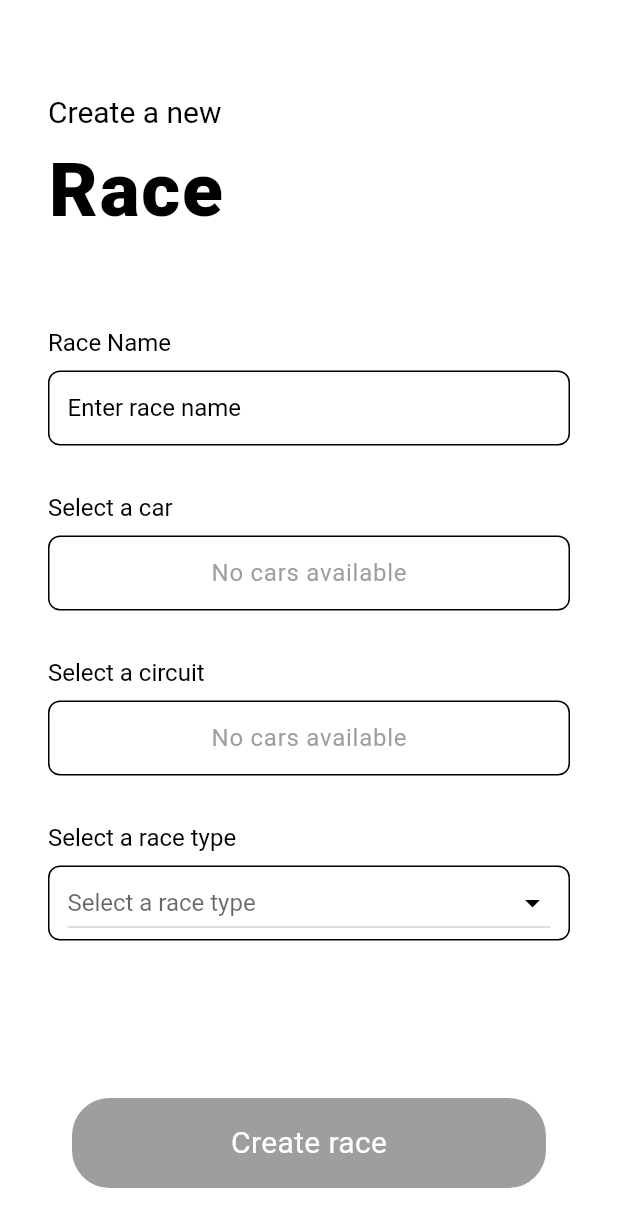
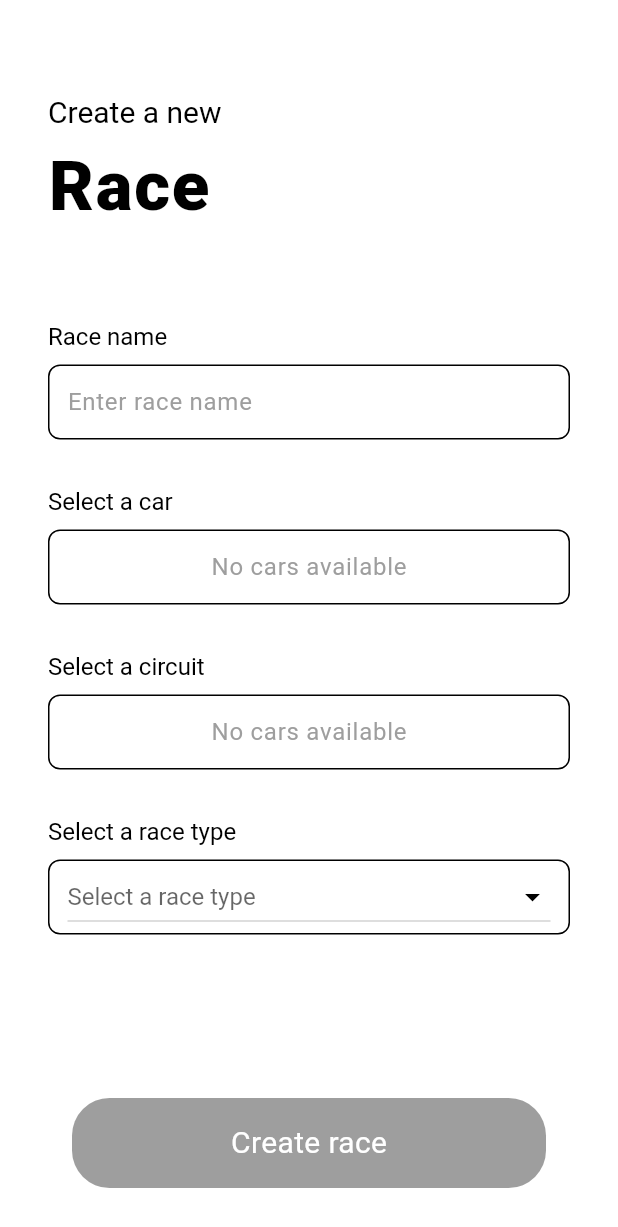
Before and after one commit to filippefrulli/circuito, a Flutter app: the screen it shows after launch, after a tap on "English", after a tap on "done", after a tap on "Start a new race", on a phone screen of 412 x 824 dp. Shown: the top 1227 px of the screen. Run offline on Flutter 3.47's test engine with Material 3 defaults, Android fonts, the phone set to English and light mode, and no system bars; drawn by our look-alikes of auto_size_text, delayed_display, oktoast; our stand-ins replace easy_localization, numberpicker, share_plus, shared_preferences, sqflite; accounts and stored records are empty; Roboto replaces fonts that are missing (Raleway).

Commit message:
Added clock and tabs

```diff
--- a/lib/main.dart
+++ b/lib/main.dart
@@ -73,7 +73,7 @@ class MyApp extends StatelessWidget {
           textTheme: const TextTheme(
             // BLACK COLOR
             displayLarge: TextStyle(
-              fontSize: 50.0,
+              fontSize: 46.0,
               color: Colors.black,
               fontWeight: FontWeight.w800,
               letterSpacing: 1.2,
--- a/lib/objects/race.dart
+++ b/lib/objects/race.dart
@@ -44,8 +44,8 @@ class Race {
 }
 
 enum RaceType {
-  timed(1, 'Time Trial'),
-  laps(2, 'Lap Race');
+  timed(1, 'time_trial'),
+  laps(2, 'lap_race');
 
   final int id;
   final String display;
--- /dev/null
+++ b/lib/pages/clock_page.dart
@@ -0,0 +1,172 @@
+import 'dart:async';
+
+import 'package:flutter/material.dart';
+import 'package:numberpicker/numberpicker.dart';
+
+class ClockPage extends StatefulWidget {
+  const ClockPage({super.key});
+
+  @override
+  State<ClockPage> createState() => _ClockPageState();
+}
+
+class _ClockPageState extends State<ClockPage> {
+  int _hours = 0;
+  int _minutes = 0;
+  int _seconds = 0;
+  bool _isRunning = false;
+  Timer? _timer;
+
+  @override
+  void initState() {
+    super.initState();
+    if (!_isRunning) {
+      final now = DateTime.now();
+      setState(() {
+        _hours = now.hour;
+        _minutes = now.minute;
+        _seconds = now.second;
+      });
+    }
+  }
+
+  @override
+  Widget build(BuildContext context) {
+    final colors = Theme.of(context).colorScheme;
+    return Scaffold(
+      body: Padding(
+        padding: const EdgeInsets.symmetric(horizontal: 32),
+        child: Column(
+          mainAxisAlignment: MainAxisAlignment.center,
+          children: [
+            Expanded(child: Container()),
+            clockWidget(colors),
+            Expanded(child: Container()),
+            startButton(colors),
+            const SizedBox(height: 32),
+          ],
+        ),
+      ),
+    );
+  }
+
+  Widget clockWidget(ColorScheme colors) {
+    return Container(
+      padding: const EdgeInsets.all(32),
+      decoration: BoxDecoration(
+        border: Border.all(color: colors.primary, width: 2),
+        borderRadius: BorderRadius.circular(16),
+      ),
+      child: Row(
+        mainAxisAlignment: MainAxisAlignment.center,
+        children: [
+          _timeUnit(colors, _hours, 23, _isRunning ? null : (val) => setState(() => _hours = val), 'hrs'),
+          const SizedBox(width: 8),
+          Text(':', style: TextStyle(color: colors.primary, fontSize: 24)),
+          const SizedBox(width: 8),
+          _timeUnit(colors, _minutes, 59, _isRunning ? null : (val) => setState(() => _minutes = val), 'min'),
+          const SizedBox(width: 8),
+          Text(':', style: TextStyle(color: colors.primary, fontSize: 24)),
+          const SizedBox(width: 8),
+          _timeUnit(colors, _seconds, 59, _isRunning ? null : (val) => setState(() => _seconds = val), 'sec'),
+        ],
+      ),
+    );
+  }
+
+  Widget startButton(ColorScheme colors) {
+    return Row(
+      mainAxisAlignment: MainAxisAlignment.center,
+      children: [
+        Container(
+          height: 60,
+          width: 160,
+          decoration: BoxDecoration(
+            color: _isRunning ? colors.error : colors.primary,
+            borderRadius: BorderRadius.circular(25),
+          ),
+          child: TextButton(
+            onPressed: () {
+              setState(() {
+                _isRunning = !_isRunning;
+                if (_isRunning) {
+                  _startTimer();
+                } else {
+                  _stopTimer();
+                }
+              });
+            },
+            child: Text(
+              _isRunning ? 'Stop' : 'Start',
+              style: TextStyle(color: colors.onPrimary),
+            ),
+          ),
+        ),
+      ],
+    );
+  }
+
+  void _startTimer() {
+    _timer = Timer.periodic(const Duration(seconds: 1), (timer) {
+      setState(
+        () {
+          _seconds++;
+          if (_seconds >= 60) {
+            _seconds = 0;
+            _minutes++;
+            if (_minutes >= 60) {
+              _minutes = 0;
+              _hours++;
+              if (_hours >= 24) {
+                _hours = 0;
+              }
+            }
+          }
+        },
+      );
+    });
+  }
+
+  void _stopTimer() {
+    _timer?.cancel();
+    setState(() {
+      _isRunning = false;
+    });
+  }
+
+  Widget _timeUnit(ColorScheme colors, int value, int maxValue, ValueChanged<int>? onChanged, String label) {
+    return Column(
+      children: [
+        SizedBox(
+          width: 60, // Fixed width container
+          child: NumberPicker(
+            value: value,
+            minValue: 0,
+            maxValue: maxValue,
+            itemCount: 1,
+            itemHeight: 54,
+            itemWidth: 60,
+            axis: Axis.vertical,
+            onChanged: onChanged ?? (val) {},
+            textStyle: TextStyle(
+              color: colors.onSurface,
+              fontSize: 40,
+            ),
+            selectedTextStyle: TextStyle(
+              color: colors.primary,
+              fontSize: 40,
+              fontWeight: FontWeight.bold,
+            ),
+          ),
+        ),
+        Text(
+          label,
+          style: TextStyle(
+            color: colors.primary,
+            fontSize: 12,
+          ),
+        ),
+      ],
+    );
+  }
+}
--- a/lib/pages/home_page.dart
+++ b/lib/pages/home_page.dart
@@ -1,6 +1,8 @@
+import 'package:circuito/pages/clock_page.dart';
 import 'package:circuito/pages/completed_races_page.dart';
 import 'package:circuito/pages/races/create_race_page.dart';
 import 'package:circuito/pages/settings/settings_page.dart';
+import 'package:circuito/pages/third_page.dart';
 import 'package:circuito/widgets/page_title.dart';
 import 'package:easy_localization/easy_localization.dart';
 import 'package:flutter/material.dart';
@@ -13,6 +15,8 @@ class HomePage extends StatefulWidget {
 }
 
 class _HomePageState extends State<HomePage> {
+  int _selectedIndex = 1;
+
   @override
   void initState() {
     super.initState();
@@ -23,6 +27,76 @@ class _HomePageState extends State<HomePage> {
     super.dispose();
   }
 
+  @override
+  Widget build(BuildContext context) {
+    final colors = Theme.of(context).colorScheme;
+    return Scaffold(
+      body: GestureDetector(
+        onHorizontalDragEnd: (DragEndDetails details) {
+          if (details.primaryVelocity! > 0) {
+            // Swiped right
+            setState(() {
+              if (_selectedIndex > 0) {
+                _selectedIndex--;
+              }
+            });
+          } else if (details.primaryVelocity! < 0) {
+            // Swiped left
+            setState(() {
+              if (_selectedIndex < 2) {
+                _selectedIndex++;
+              }
+            });
+          }
+        },
+        child: IndexedStack(
+          index: _selectedIndex,
+          children: const [
+            ClockPage(),
+            HomeContent(),
+            ThirdPage(),
+          ],
+        ),
+      ),
+      bottomNavigationBar: Padding(
+        padding: const EdgeInsets.symmetric(horizontal: 32),
+        child: BottomNavigationBar(
+          currentIndex: _selectedIndex,
+          onTap: (index) => setState(() => _selectedIndex = index),
+          backgroundColor: Colors.white,
+          elevation: 0,
+          selectedItemColor: colors.primary,
+          unselectedItemColor: colors.outline,
+          showSelectedLabels: false,
+          showUnselectedLabels: false,
+          items: const [
+            BottomNavigationBarItem(
+              icon: Icon(Icons.timer),
+              label: '',
+            ),
+            BottomNavigationBarItem(
+              icon: Icon(Icons.home),
+              label: '',
+            ),
+            BottomNavigationBarItem(
+              icon: Icon(Icons.directions_car),
+              label: '',
+            ),
+          ],
+        ),
+      ),
+    );
+  }
+}
+
+class HomeContent extends StatefulWidget {
+  const HomeContent({super.key});
+
+  @override
+  State<HomeContent> createState() => _HomeContentState();
+}
+
+class _HomeContentState extends State<HomeContent> {
   @override
   Widget build(BuildContext context) {
     final colors = Theme.of(context).colorScheme;
--- a/lib/pages/races/create_race_page.dart
+++ b/lib/pages/races/create_race_page.dart
@@ -79,6 +79,36 @@ class _CreateRacePageState extends State<CreateRacePage> {
         PageTitleWidget(
           intro: 'create_new'.tr(),
           title: 'race'.tr(),
+        ),
+      ],
+    );
+  }
+
+  Widget raceNameInput(ColorScheme colors) {
+    return Column(
+      crossAxisAlignment: CrossAxisAlignment.start,
+      children: [
+        Text(
+          'race_name'.tr(),
+          style: Theme.of(context).textTheme.displaySmall,
+        ),
+        const SizedBox(height: 8),
+        Container(
+          height: 50,
+          decoration: BoxDecoration(
+            border: Border.all(color: colors.outline),
+            borderRadius: BorderRadius.circular(8),
+          ),
+          child: TextField(
+            controller: _nameController,
+            style: Theme.of(context).textTheme.displaySmall,
+            decoration: InputDecoration(
+              contentPadding: const EdgeInsets.symmetric(horizontal: 12),
+              border: InputBorder.none,
+              hintText: 'enter_race_name'.tr(),
+              hintStyle: Theme.of(context).textTheme.labelSmall,
+            ),
+          ),
         ),
       ],
     );
@@ -217,7 +247,7 @@ class _CreateRacePageState extends State<CreateRacePage> {
             items: RaceType.values.map((RaceType type) {
               return DropdownMenuItem<RaceType>(
                 value: type,
-                child: Text(type.display),
+                child: Text(type.display.tr()),
               );
             }).toList(),
             onChanged: (RaceType? value) {
@@ -241,40 +271,10 @@ class _CreateRacePageState extends State<CreateRacePage> {
       ),
       child: Center(
         child: Text(
-          'No cars available',
+          'no_cars'.tr(),
           style: Theme.of(context).textTheme.labelSmall,
         ),
       ),
-    );
-  }
-
-  Widget raceNameInput(ColorScheme colors) {
-    return Column(
-      crossAxisAlignment: CrossAxisAlignment.start,
-      children: [
-        Text(
-          'Race Name',
-          style: Theme.of(context).textTheme.displaySmall,
-        ),
-        const SizedBox(height: 8),
-        Container(
-          height: 50,
-          decoration: BoxDecoration(
-            border: Border.all(color: colors.outline),
-            borderRadius: BorderRadius.circular(8),
-          ),
-          child: TextField(
-            controller: _nameController,
-            style: Theme.of(context).textTheme.displaySmall,
-            decoration: InputDecoration(
-              contentPadding: const EdgeInsets.symmetric(horizontal: 12),
-              border: InputBorder.none,
-              hintText: 'Enter race name',
-              hintStyle: TextStyle(color: colors.outline),
-            ),
-          ),
-        ),
-      ],
     );
   }
 
--- a/lib/pages/races/timed/timed_race_page.dart
+++ b/lib/pages/races/timed/timed_race_page.dart
@@ -105,7 +105,7 @@ class _TimedRacePageState extends State<TimedRacePage> {
         mainAxisAlignment: MainAxisAlignment.center,
         children: [
           Text(
-            'LAP $_currentLap / ${widget.laps}',
+            '${'lap'.tr()} $_currentLap / ${widget.laps}',
             style: Theme.of(context).textTheme.displayMedium?.copyWith(
                   color: colors.primary,
                   fontWeight: FontWeight.bold,
--- a/lib/pages/settings/language_page.dart
+++ b/lib/pages/settings/language_page.dart
@@ -1,4 +1,5 @@
 import 'package:circuito/pages/home_page.dart';
+import 'package:circuito/widgets/page_title.dart';
 import 'package:delayed_display/delayed_display.dart';
 import 'package:easy_localization/easy_localization.dart';
 import 'package:flutter/material.dart';
@@ -28,28 +29,22 @@ class _LanguagePageState extends State<LanguagePage> {
   @override
   initState() {
     super.initState();
-    checkFirstSeen();
   }
 
   @override
   Widget build(BuildContext context) {
+    final colors = Theme.of(context).colorScheme;
     return Scaffold(
-      body: body(),
+      body: body(colors),
     );
   }
 
-  Widget body() {
+  Widget body(ColorScheme colors) {
     return Column(
       children: [
-        const SizedBox(height: 48),
-        Text(
-          'Select your language',
-          textAlign: TextAlign.center,
-          style: Theme.of(context).textTheme.displayLarge,
-        ),
-        Expanded(
-          child: Container(),
-        ),
+        const SizedBox(height: 64),
+        topBar(colors),
+        const SizedBox(height: 64),
         languageList(),
         Expanded(
           child: Container(),
@@ -59,6 +54,17 @@ class _LanguagePageState extends State<LanguagePage> {
         ),
         nextButton(),
         const SizedBox(height: 32),
+      ],
+    );
+  }
+
+  Widget topBar(ColorScheme colors) {
+    return Row(
+      children: [
+        PageTitleWidget(
+          intro: '',
+          title: 'Select_language'.tr(),
+        ),
       ],
     );
   }
@@ -136,8 +142,8 @@ class _LanguagePageState extends State<LanguagePage> {
       return DelayedDisplay(
         delay: const Duration(milliseconds: 100),
         child: Container(
-          width: 200,
-          height: 70,
+          width: MediaQuery.of(context).size.width - 96,
+          height: 60,
           padding: const EdgeInsets.symmetric(horizontal: 24, vertical: 12),
           decoration: BoxDecoration(
             color: Colors.black,
@@ -171,18 +177,4 @@ class _LanguagePageState extends State<LanguagePage> {
       );
     }
   }
-
-  checkFirstSeen() async {
-    SharedPreferences prefs = await SharedPreferences.getInstance();
-    bool seen = (prefs.getBool('skip_intro') ?? false);
-
-    print('Seen ' + seen.toString());
-    if (seen && mounted) {
-      Navigator.of(context).pushReplacement(
-        MaterialPageRoute(
-          builder: (context) => const HomePage(),
-        ),
-      );
-    }
-  }
 }
--- /dev/null
+++ b/lib/pages/third_page.dart
@@ -0,0 +1,29 @@
+import 'package:flutter/material.dart';
+
+class ThirdPage extends StatefulWidget {
+  const ThirdPage({super.key});
+
+  @override
+  State<ThirdPage> createState() => _ThirdPageState();
+}
+
+class _ThirdPageState extends State<ThirdPage> {
+  @override
+  void initState() {
+    super.initState();
+  }
+
+  @override
+  void dispose() {
+    super.dispose();
+  }
+
+  @override
+  Widget build(BuildContext context) {
+    return const Scaffold(
+      body: Center(
+        child: Text('Third Page'),
+      ),
+    );
+  }
+}
```
Also changed, not shown: assets/translations/en-US.json (+16 -0 lines), assets/translations/it-IT.json (+17 -0 lines), lib/pages/completed_races_page.dart (+27 -11 lines), lib/pages/settings/privacy_policy_page.dart (+1 -14 lines), lib/pages/settings/settings_page.dart (+28 -43 lines), lib/utils/constants.dart (+1 -43 lines).
